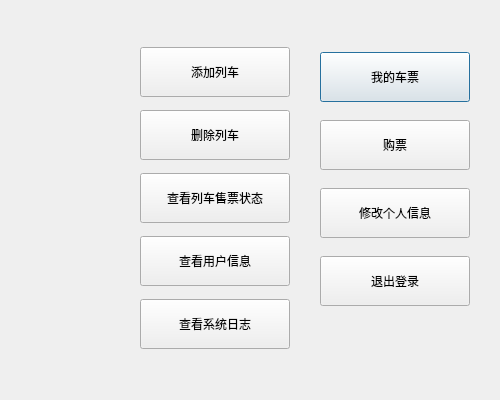
idy002/ticket, file Ticket/managerdialog.ui: the form before one commit.
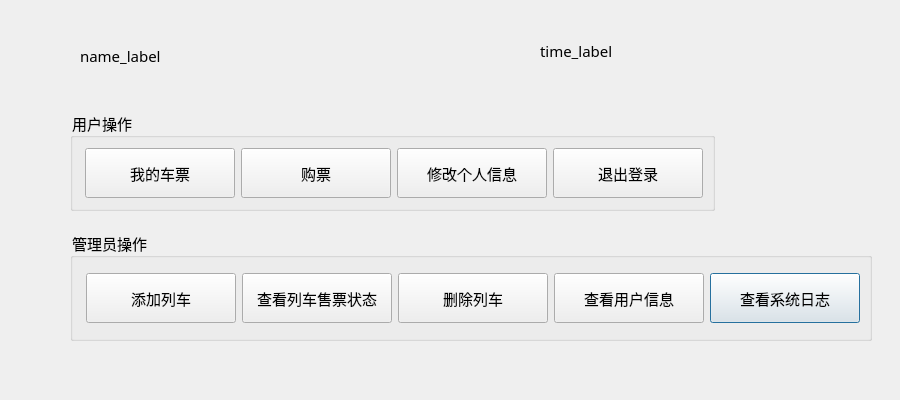
The form after the commit.

What changed in the file:
```diff
--- a/Ticket/managerdialog.ui
+++ b/Ticket/managerdialog.ui
@@ -6,112 +6,77 @@
    <rect>
     <x>0</x>
     <y>0</y>
-    <width>500</width>
+    <width>900</width>
     <height>400</height>
    </rect>
   </property>
   <property name="minimumSize">
    <size>
-    <width>500</width>
-    <height>400</height>
+    <width>0</width>
+    <height>0</height>
    </size>
   </property>
   <property name="maximumSize">
    <size>
-    <width>500</width>
+    <width>900</width>
     <height>400</height>
    </size>
   </property>
   <property name="windowTitle">
    <string>管理员窗口</string>
   </property>
-  <widget class="QWidget" name="layoutWidget">
+  <widget class="QGroupBox" name="groupBox">
    <property name="geometry">
     <rect>
-     <x>320</x>
-     <y>40</y>
-     <width>152</width>
-     <height>280</height>
+     <x>70</x>
+     <y>230</y>
+     <width>802</width>
+     <height>111</height>
     </rect>
    </property>
-   <layout class="QVBoxLayout" name="verticalLayout">
+   <property name="font">
+    <font>
+     <family>华文楷体</family>
+     <pointsize>11</pointsize>
+    </font>
+   </property>
+   <property name="layoutDirection">
+    <enum>Qt::RightToLeft</enum>
+   </property>
+   <property name="title">
+    <string>管理员操作</string>
+   </property>
+   <property name="alignment">
+    <set>Qt::AlignRight|Qt::AlignTrailing|Qt::AlignVCenter</set>
+   </property>
+   <layout class="QHBoxLayout" name="horizontalLayout_2">
     <item>
-     <widget class="QPushButton" name="myTiccketButton">
-      <property name="sizePolicy">
-       <sizepolicy hsizetype="Fixed" vsizetype="Fixed">
-        <horstretch>0</horstretch>
-        <verstretch>0</verstretch>
-       </sizepolicy>
-      </property>
+     <widget class="QPushButton" name="logPushButton">
       <property name="minimumSize">
        <size>
         <width>150</width>
         <height>50</height>
        </size>
       </property>
-      <property name="text">
-       <string>我的车票</string>
-      </property>
-     </widget>
-    </item>
-    <item>
-     <widget class="QPushButton" name="buyTicketButton">
-      <property name="sizePolicy">
-       <sizepolicy hsizetype="Fixed" vsizetype="Fixed">
-        <horstretch>150</horstretch>
-        <verstretch>50</verstretch>
-       </sizepolicy>
-      </property>
-      <property name="minimumSize">
-       <size>
-        <width>150</width>
-        <height>50</height>
-       </size>
-      </property>
       <property name="maximumSize">
        <size>
         <width>150</width>
         <height>50</height>
        </size>
       </property>
-      <property name="text">
-       <string>购票</string>
+      <property name="font">
+       <font>
+        <family>华文楷体</family>
+        <pointsize>11</pointsize>
+       </font>
       </property>
-     </widget>
-    </item>
-    <item>
-     <widget class="QPushButton" name="modifyInfoButton">
-      <property name="sizePolicy">
-       <sizepolicy hsizetype="Fixed" vsizetype="Fixed">
-        <horstretch>0</horstretch>
-        <verstretch>0</verstretch>
-       </sizepolicy>
-      </property>
-      <property name="minimumSize">
-       <size>
-        <width>150</width>
-        <height>50</height>
-       </size>
-      </property>
-      <property name="maximumSize">
-       <size>
-        <width>150</width>
-        <height>50</height>
-       </size>
-      </property>
       <property name="text">
-       <string>修改个人信息</string>
+       <string>查看系统日志</string>
       </property>
      </widget>
     </item>
     <item>
-     <widget class="QPushButton" name="pushButton">
-      <property name="sizePolicy">
-       <sizepolicy hsizetype="Fixed" vsizetype="Fixed">
-        <horstretch>0</horstretch>
-        <verstretch>0</verstretch>
-       </sizepolicy>
-      </property>
+     <widget class="QPushButton" name="showPushButton_2">
       <property name="minimumSize">
        <size>
         <width>150</width>
@@ -124,39 +89,14 @@
         <height>50</height>
        </size>
       </property>
-      <property name="text">
-       <string>退出登录</string>
+      <property name="font">
+       <font>
+        <family>华文楷体</family>
+        <pointsize>11</pointsize>
+       </font>
       </property>
-     </widget>
-    </item>
-   </layout>
-  </widget>
-  <widget class="QWidget" name="layoutWidget">
-   <property name="geometry">
-    <rect>
-     <x>140</x>
-     <y>40</y>
-     <width>152</width>
-     <height>321</height>
-    </rect>
-   </property>
-   <layout class="QVBoxLayout" name="verticalLayout_2">
-    <item>
-     <widget class="QPushButton" name="addPushButton">
-      <property name="minimumSize">
-       <size>
-        <width>150</width>
-        <height>50</height>
-       </size>
-      </property>
-      <property name="maximumSize">
-       <size>
-        <width>150</width>
-        <height>50</height>
-       </size>
-      </property>
       <property name="text">
-       <string>添加列车</string>
+       <string>查看用户信息</string>
       </property>
      </widget>
     </item>
@@ -174,6 +114,12 @@
         <height>50</height>
        </size>
       </property>
+      <property name="font">
+       <font>
+        <family>华文楷体</family>
+        <pointsize>11</pointsize>
+       </font>
+      </property>
       <property name="text">
        <string>删除列车</string>
       </property>
@@ -193,13 +139,19 @@
         <height>50</height>
        </size>
       </property>
+      <property name="font">
+       <font>
+        <family>华文楷体</family>
+        <pointsize>11</pointsize>
+       </font>
+      </property>
       <property name="text">
        <string>查看列车售票状态</string>
       </property>
      </widget>
     </item>
     <item>
-     <widget class="QPushButton" name="showPushButton_2">
+     <widget class="QPushButton" name="addPushButton">
       <property name="minimumSize">
        <size>
         <width>150</width>
@@ -212,13 +164,52 @@
         <height>50</height>
        </size>
       </property>
+      <property name="font">
+       <font>
+        <family>华文楷体</family>
+        <pointsize>11</pointsize>
+       </font>
+      </property>
       <property name="text">
-       <string>查看用户信息</string>
+       <string>添加列车</string>
       </property>
      </widget>
     </item>
+   </layout>
+  </widget>
+  <widget class="QGroupBox" name="groupBox_2">
+   <property name="geometry">
+    <rect>
+     <x>70</x>
+     <y>110</y>
+     <width>645</width>
+     <height>101</height>
+    </rect>
+   </property>
+   <property name="font">
+    <font>
+     <family>华文楷体</family>
+     <pointsize>11</pointsize>
+    </font>
+   </property>
+   <property name="layoutDirection">
+    <enum>Qt::RightToLeft</enum>
+   </property>
+   <property name="title">
+    <string>用户操作</string>
+   </property>
+   <property name="alignment">
+    <set>Qt::AlignRight|Qt::AlignTrailing|Qt::AlignVCenter</set>
+   </property>
+   <layout class="QHBoxLayout" name="horizontalLayout">
     <item>
-     <widget class="QPushButton" name="logPushButton">
+     <widget class="QPushButton" name="pushButton">
+      <property name="sizePolicy">
+       <sizepolicy hsizetype="Fixed" vsizetype="Fixed">
+        <horstretch>0</horstretch>
+        <verstretch>0</verstretch>
+       </sizepolicy>
+      </property>
       <property name="minimumSize">
        <size>
         <width>150</width>
@@ -231,13 +222,144 @@
         <height>50</height>
        </size>
       </property>
+      <property name="font">
+       <font>
+        <family>华文楷体</family>
+        <pointsize>11</pointsize>
+       </font>
+      </property>
       <property name="text">
-       <string>查看系统日志</string>
+       <string>退出登录</string>
       </property>
      </widget>
     </item>
+    <item>
+     <widget class="QPushButton" name="modifyInfoButton">
+      <property name="sizePolicy">
+       <sizepolicy hsizetype="Fixed" vsizetype="Fixed">
+        <horstretch>0</horstretch>
+        <verstretch>0</verstretch>
+       </sizepolicy>
+      </property>
+      <property name="minimumSize">
+       <size>
+        <width>150</width>
+        <height>50</height>
+       </size>
+      </property>
+      <property name="maximumSize">
+       <size>
+        <width>150</width>
+        <height>50</height>
+       </size>
+      </property>
+      <property name="font">
+       <font>
+        <family>华文楷体</family>
+        <pointsize>11</pointsize>
+       </font>
+      </property>
+      <property name="text">
+       <string>修改个人信息</string>
+      </property>
+     </widget>
+    </item>
+    <item>
+     <widget class="QPushButton" name="buyTicketButton">
+      <property name="sizePolicy">
+       <sizepolicy hsizetype="Fixed" vsizetype="Fixed">
+        <horstretch>150</horstretch>
+        <verstretch>50</verstretch>
+       </sizepolicy>
+      </property>
+      <property name="minimumSize">
+       <size>
+        <width>150</width>
+        <height>50</height>
+       </size>
+      </property>
+      <property name="maximumSize">
+       <size>
+        <width>150</width>
+        <height>50</height>
+       </size>
+      </property>
+      <property name="font">
+       <font>
+        <family>华文楷体</family>
+        <pointsize>11</pointsize>
+       </font>
+      </property>
+      <property name="text">
+       <string>购票</string>
+      </property>
+     </widget>
+    </item>
+    <item>
+     <widget class="QPushButton" name="myTiccketButton">
+      <property name="sizePolicy">
+       <sizepolicy hsizetype="Fixed" vsizetype="Fixed">
+        <horstretch>0</horstretch>
+        <verstretch>0</verstretch>
+       </sizepolicy>
+      </property>
+      <property name="minimumSize">
+       <size>
+        <width>150</width>
+        <height>50</height>
+       </size>
+      </property>
+      <property name="font">
+       <font>
+        <family>华文楷体</family>
+        <pointsize>11</pointsize>
+       </font>
+      </property>
+      <property name="text">
+       <string>我的车票</string>
+      </property>
+     </widget>
+    </item>
    </layout>
   </widget>
+  <widget class="QLabel" name="nameLabel">
+   <property name="geometry">
+    <rect>
+     <x>80</x>
+     <y>40</y>
+     <width>161</width>
+     <height>31</height>
+    </rect>
+   </property>
+   <property name="font">
+    <font>
+     <family>华文楷体</family>
+     <pointsize>11</pointsize>
+    </font>
+   </property>
+   <property name="text">
+    <string>name_label</string>
+   </property>
+  </widget>
+  <widget class="QLabel" name="timeLabel">
+   <property name="geometry">
+    <rect>
+     <x>540</x>
+     <y>30</y>
+     <width>331</width>
+     <height>41</height>
+    </rect>
+   </property>
+   <property name="font">
+    <font>
+     <family>华文楷体</family>
+     <pointsize>11</pointsize>
+    </font>
+   </property>
+   <property name="text">
+    <string>time_label</string>
+   </property>
+  </widget>
  </widget>
  <resources/>
  <connections>
```
